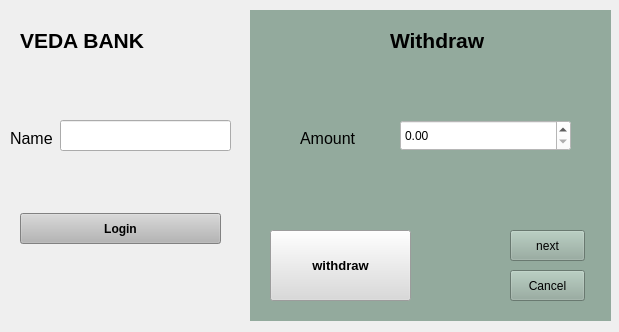
Laura-vdea/bank_v4, file widget.ui: the form before one commit.
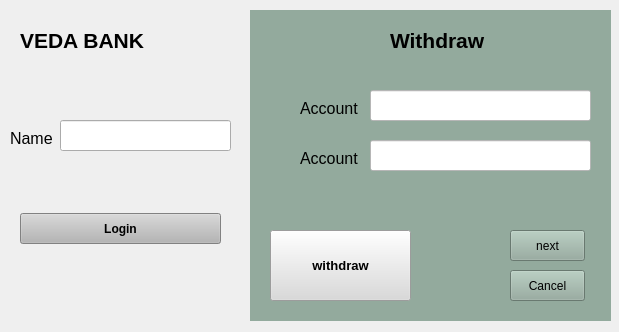
The form after the commit. The open tabs and pages were chosen to show the change.

The edit to the form file:
```diff
--- a/widget.ui
+++ b/widget.ui
@@ -323,7 +323,7 @@
      <property name="geometry">
       <rect>
        <x>50</x>
-       <y>120</y>
+       <y>90</y>
        <width>61</width>
        <height>16</height>
       </rect>
@@ -334,20 +334,7 @@
       </font>
      </property>
      <property name="text">
-      <string>Amount</string>
-     </property>
-    </widget>
-    <widget class="QDoubleSpinBox" name="spinBox_withdraw">
-     <property name="geometry">
-      <rect>
-       <x>150</x>
-       <y>110</y>
-       <width>171</width>
-       <height>31</height>
-      </rect>
-     </property>
-     <property name="styleSheet">
-      <string notr="true">background-color: rgb(255, 255, 255);</string>
+      <string>Account</string>
      </property>
     </widget>
     <widget class="QPushButton" name="button_wconfirm">
@@ -401,6 +388,53 @@
       <string>Cancel</string>
      </property>
     </widget>
+    <widget class="QLineEdit" name="accountWithdrawEdit">
+     <property name="geometry">
+      <rect>
+       <x>120</x>
+       <y>80</y>
+       <width>221</width>
+       <height>31</height>
+      </rect>
+     </property>
+     <property name="styleSheet">
+      <string notr="true">background-color: rgb(255, 255, 255);</string>
+     </property>
+    </widget>
+    <widget class="QLineEdit" name="withdrawAmmount">
+     <property name="geometry">
+      <rect>
+       <x>120</x>
+       <y>130</y>
+       <width>221</width>
+       <height>31</height>
+      </rect>
+     </property>
+     <property name="styleSheet">
+      <string notr="true">background-color: rgb(255, 255, 255);</string>
+     </property>
+     <property name="text">
+      <string/>
+     </property>
+    </widget>
+    <widget class="QLabel" name="label_13">
+     <property name="geometry">
+      <rect>
+       <x>50</x>
+       <y>140</y>
+       <width>61</width>
+       <height>16</height>
+      </rect>
+     </property>
+     <property name="font">
+      <font>
+       <pointsize>12</pointsize>
+      </font>
+     </property>
+     <property name="text">
+      <string>Account</string>
+     </property>
+    </widget>
    </widget>
    <widget class="QWidget" name="page_5">
     <widget class="QPushButton" name="button_show">
```
Left out of the diff: 89 changed lines with no effect on the pictures.
